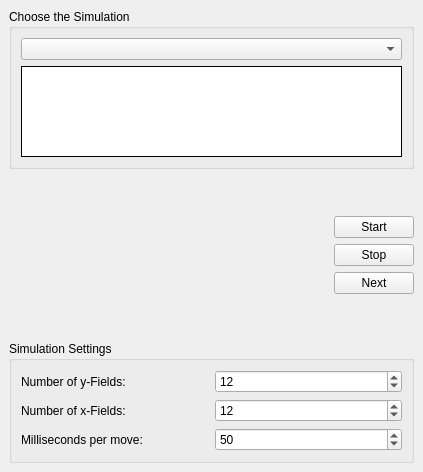
Above: simulations/gamecontrols.ui from KDE/kalzium before the change. Below: the same form after it.
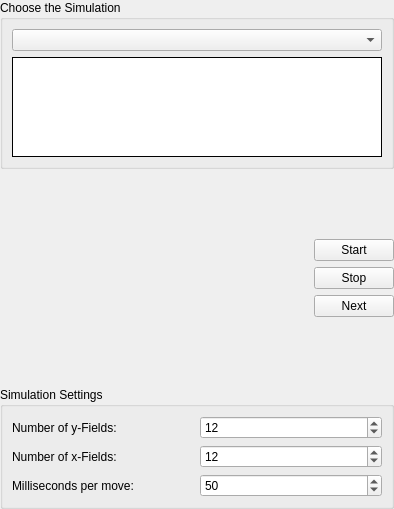
That is the form after the change. Custom widgets are drawn as their Qt base class.

```diff
--- a/simulations/gamecontrols.ui
+++ b/simulations/gamecontrols.ui
@@ -8,8 +8,8 @@
    <rect>
     <x>0</x>
     <y>0</y>
-    <width>423</width>
-    <height>472</height>
+    <width>394</width>
+    <height>509</height>
    </rect>
   </property>
   <property name="sizePolicy" >
@@ -37,7 +37,7 @@
   </property>
   <layout class="QVBoxLayout" >
    <property name="margin" >
-    <number>9</number>
+    <number>0</number>
    </property>
    <property name="spacing" >
     <number>6</number>
```
